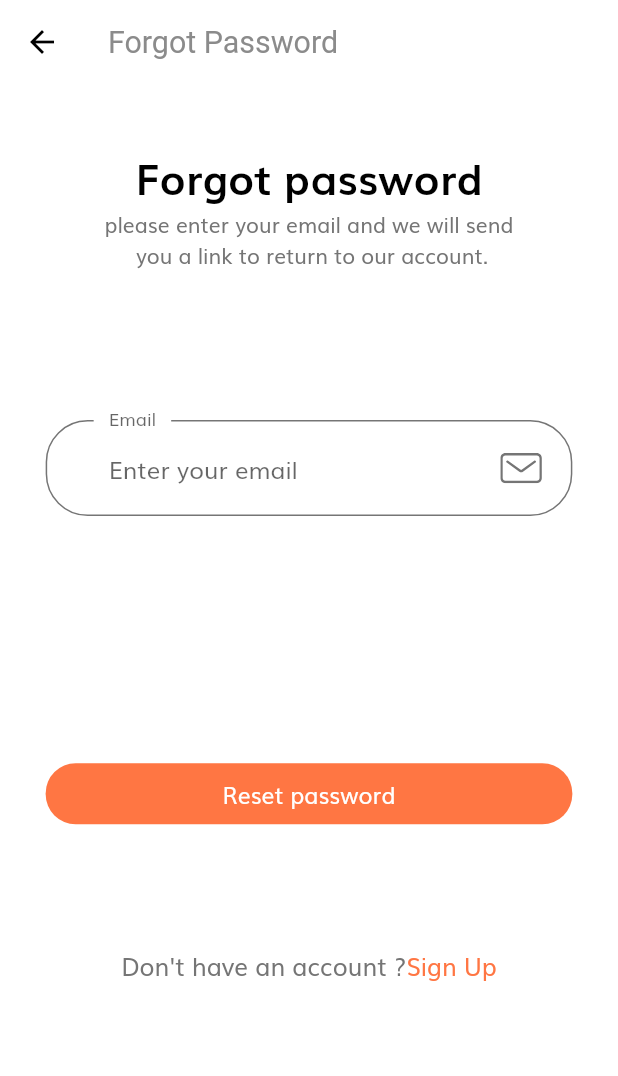
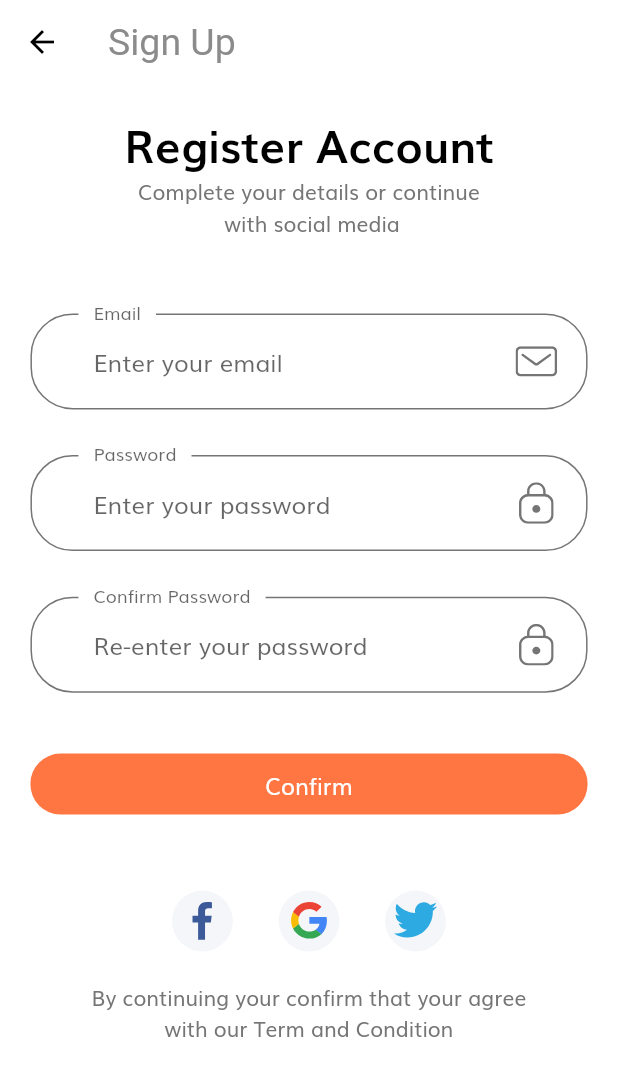
Before and after one commit to DelRoos/e-commerce-themplate, a Flutter app: the ForgotPasswordScreen screen opened by its route, after a tap on "Sign Up", on a phone screen of 412 x 824 dp. Shown: the top 1076 px of the screen. Run offline on Flutter 3.47's test engine with Material 2 defaults, Android fonts, the phone set to English and light mode, and no system bars; our stand-ins replace flutter_svg.

Commit message:
sign up form begin

```diff
--- a/lib/components/no_account_text.dart
+++ b/lib/components/no_account_text.dart
@@ -1,5 +1,6 @@
 import 'package:e_commerce/constants.dart';
 import 'package:e_commerce/screens/forget_password/forgot_password_screen.dart';
+import 'package:e_commerce/screens/sign_up_screen/sign_up_screen.dart';
 import 'package:e_commerce/size_config.dart';
 import 'package:flutter/material.dart';
 
@@ -20,7 +21,9 @@ class NoAccount extends StatelessWidget {
           ),
         ),
         GestureDetector(
-          onTap: () {},
+          onTap: () {
+            Navigator.pushNamed(context, SignUpScreen.routeName);
+          },
           child: Text(
             "Sign Up",
             style: TextStyle(
--- a/lib/constants.dart
+++ b/lib/constants.dart
@@ -1,3 +1,4 @@
+import 'package:e_commerce/size_config.dart';
 import 'package:flutter/material.dart';
 
 const kPrimaryColor = Color(0xFFFF7643);
@@ -12,6 +13,12 @@ const kTextColor = Color(0xFF757575);
 
 const kAnimationDuration = Duration(milliseconds: 200);
 
+const headingStyle = TextStyle(
+    fontSize: 30,
+    fontWeight: FontWeight.bold,
+    color: Colors.black,
+    height: 1.5);
+
 final RegExp emailValidatorRegExp =
     RegExp(r"^[a-zA-Z0-9.]+@[a-zA-Z0-9]+\.[a-zA-Z]+");
 const String kEmailNullError = "Please Enter your email";
--- a/lib/routs.dart
+++ b/lib/routs.dart
@@ -1,6 +1,8 @@
+import 'package:e_commerce/screens/complete_profile_screen/complete_profile_screen.dart';
 import 'package:e_commerce/screens/forget_password/forgot_password_screen.dart';
 import 'package:e_commerce/screens/login_success/login_success_sreen.dart';
 import 'package:e_commerce/screens/sign_in/sign_in.dart';
+import 'package:e_commerce/screens/sign_up_screen/sign_up_screen.dart';
 import 'package:e_commerce/screens/splash/splash_screen.dart';
 import 'package:flutter/widgets.dart';
 
@@ -9,4 +11,6 @@ final Map<String, WidgetBuilder> routes = {
   SignInScreen.routeName: (context) => SignInScreen(),
   ForgotPasswordScreen.routeName: (context) => ForgotPasswordScreen(),
   LoginSuccessScreen.routeName: (context) => LoginSuccessScreen(),
+  SignUpScreen.routeName: (context) => SignUpScreen(),
+  CompleteProfileScreen.routeName: (context) => CompleteProfileScreen(),
 };
--- /dev/null
+++ b/lib/screens/sign_up_screen/components/body.dart
@@ -0,0 +1,32 @@
+import 'package:e_commerce/constants.dart';
+import 'package:e_commerce/screens/sign_up_screen/components/sign_up_form.dart';
+import 'package:e_commerce/size_config.dart';
+import 'package:flutter/material.dart';
+
+class Body extends StatelessWidget {
+  const Body({Key? key}) : super(key: key);
+
+  @override
+  Widget build(BuildContext context) {
+    return SizedBox(
+      width: double.infinity,
+      child: Padding(
+        padding: EdgeInsets.symmetric(horizontal: getProportionalHeight(20)),
+        child: Column(children: <Widget>[
+          SizedBox(height: SizeConfig.screenHeight * 0.02),
+          Text(
+            "Register Account",
+            style: headingStyle,
+          ),
+          Text(
+            "Complete your details or continue \n with social media",
+            textAlign: TextAlign.center,
+          ),
+          SizedBox(height: SizeConfig.screenHeight * 0.05),
+          SignUpForm(),
+          SizedBox(height: SizeConfig.screenHeight * 0.03),
+        ]),
+      ),
+    );
+  }
+}
--- /dev/null
+++ b/lib/screens/sign_up_screen/components/sign_up_form.dart
@@ -0,0 +1,195 @@
+import 'dart:developer';
+
+import 'package:e_commerce/components/custom_surffix_icon.dart';
+import 'package:e_commerce/components/default_button.dart';
+import 'package:e_commerce/components/form_error_text.dart';
+import 'package:e_commerce/components/social_card.dart';
+import 'package:e_commerce/constants.dart';
+import 'package:e_commerce/size_config.dart';
+import 'package:flutter/material.dart';
+
+class SignUpForm extends StatefulWidget {
+  const SignUpForm({Key? key}) : super(key: key);
+
+  @override
+  _SignUpFormState createState() => _SignUpFormState();
+}
+
+class _SignUpFormState extends State<SignUpForm> {
+  final _formkey = GlobalKey<FormState>();
+
+  String email = "";
+  String password = "";
+  String confirmPassword = "";
+  final List<String> errors = [];
+
+  void addError(String error) {
+    setState(() {
+      errors.add(error);
+    });
+  }
+
+  void removeError(String error) {
+    setState(() {
+      errors.remove(error);
+    });
+  }
+
+  @override
+  Widget build(BuildContext context) {
+    return Form(
+      key: _formkey,
+      child: SingleChildScrollView(
+        child: Column(
+          children: [
+            SizedBox(height: SizeConfig.screenHeight * 0.01),
+            buildEmailField(),
+            SizedBox(height: getProportionalHeight(30)),
+            buildPasswordField(),
+            SizedBox(height: getProportionalHeight(30)),
+            buildConfirmPasswordField(),
+            SizedBox(height: getProportionalHeight(20)),
+            FormError(errors: errors),
+            SizedBox(height: getProportionalHeight(20)),
+            DefaultButton(
+              text: "Confirm",
+              press: () {
+                if (_formkey.currentState!.validate()) {
+                  // inspect(_formkey);
+                  inspect(errors);
+                }
+              },
+            ),
+            SizedBox(height: getProportionalHeight(50)),
+            Row(
+              mainAxisAlignment: MainAxisAlignment.center,
+              children: [
+                SocialCard(
+                  icon: "assets/icons/facebook-2.svg",
+                  press: () {},
+                ),
+                SocialCard(
+                  icon: "assets/icons/google-icon.svg",
+                  press: () {},
+                ),
+                SocialCard(
+                  icon: "assets/icons/twitter.svg",
+                  press: () {},
+                ),
+              ],
+            ),
+            SizedBox(height: getProportionalHeight(20)),
+            Text(
+              "By continuing your confirm that your agree \nwith our Term and Condition ",
+              textAlign: TextAlign.center,
+            ),
+          ],
+        ),
+      ),
+    );
+  }
+
+  TextFormField buildConfirmPasswordField() {
+    return TextFormField(
+      onSaved: (value) => confirmPassword = value!,
+      obscureText: true,
+      onChanged: (value) {
+        print(value);
+        if (value.isNotEmpty) {
+          removeError(kPassNullError);
+        } else if (value.isNotEmpty && password == confirmPassword) {
+          removeError(kMatchPassError);
+          print(kMatchPassError);
+          inspect(errors);
+        }
+        confirmPassword = value;
+      },
+      validator: (value) {
+        if (value!.isEmpty) {
+          addError(kPassNullError);
+          return "";
+        } else if (password != value && !errors.contains(kMatchPassError)) {
+          addError(kMatchPassError);
+          return "";
+        }
+        return null;
+      },
+      decoration: InputDecoration(
+        hintText: "Re-enter your password",
+        labelText: "Confirm Password",
+        floatingLabelBehavior: FloatingLabelBehavior.always,
+        suffixIcon: CustomSuffix(
+          svgIcon: 'assets/icons/Lock.svg',
+        ),
+      ),
+    );
+  }
+
+  TextFormField buildPasswordField() {
+    return TextFormField(
+      onSaved: (value) => password = value!,
+      obscureText: true,
+      onChanged: (value) {
+        if (value.isNotEmpty && errors.contains(kPassNullError)) {
+          removeError(kPassNullError);
+          return null;
+        } else if (!(value.length < 8) && errors.contains(kShortPassError)) {
+          removeError(kShortPassError);
+        }
+        password = value;
+        return null;
+      },
+      validator: (value) {
+        if (value!.isEmpty && !errors.contains(kPassNullError)) {
+          addError(kPassNullError);
+          return "";
+        } else if (value.length < 8 && !errors.contains(kShortPassError)) {
+          addError(kShortPassError);
+          return "";
+        }
+      },
+      decoration: InputDecoration(
+        hintText: "Enter your password",
+        labelText: "Password",
+        floatingLabelBehavior: FloatingLabelBehavior.always,
+        suffixIcon: CustomSuffix(
+          svgIcon: 'assets/icons/Lock.svg',
+        ),
+      ),
+    );
+  }
+
+  TextFormField buildEmailField() {
+    return TextFormField(
+      onSaved: (value) => email = value!,
+      onChanged: (value) {
+        if (value.isEmpty && errors.contains(kEmailNullError)) {
+          removeError(kEmailNullError);
+          return null;
+        } else if (emailValidatorRegExp.hasMatch(value) &&
+            errors.contains(kInvalidEmailError)) {
+          removeError(kInvalidEmailError);
+        }
+      },
+      keyboardType: TextInputType.emailAddress,
+      validator: (value) {
+        if (value!.isEmpty && !errors.contains(kEmailNullError)) {
+          addError(kEmailNullError);
+          return "";
+        } else if (!emailValidatorRegExp.hasMatch(value) &&
+            !errors.contains(kInvalidEmailError)) {
+          addError(kInvalidEmailError);
+          return "";
+        }
+      },
+      decoration: InputDecoration(
+        hintText: "Enter your email",
+        labelText: "Email",
+        floatingLabelBehavior: FloatingLabelBehavior.always,
+        suffixIcon: CustomSuffix(
+          svgIcon: 'assets/icons/Mail.svg',
+        ),
+      ),
+    );
+  }
+}
--- /dev/null
+++ b/lib/screens/sign_up_screen/sign_up_screen.dart
@@ -0,0 +1,18 @@
+import 'package:e_commerce/screens/sign_up_screen/components/body.dart';
+import 'package:flutter/material.dart';
+
+class SignUpScreen extends StatelessWidget {
+  static String routeName = "/signUp";
+
+  const SignUpScreen({Key? key}) : super(key: key);
+
+  @override
+  Widget build(BuildContext context) {
+    return Scaffold(
+      appBar: AppBar(
+        title: Text("Sign Up"),
+      ),
+      body: Body(),
+    );
+  }
+}
```
Also changed, not shown: lib/screens/complete_profile_screen/complete_profile_screen.dart (added, +11 -0 lines), lib/screens/sign_in/components/sign_in_form.dart (+20 -24 lines).
